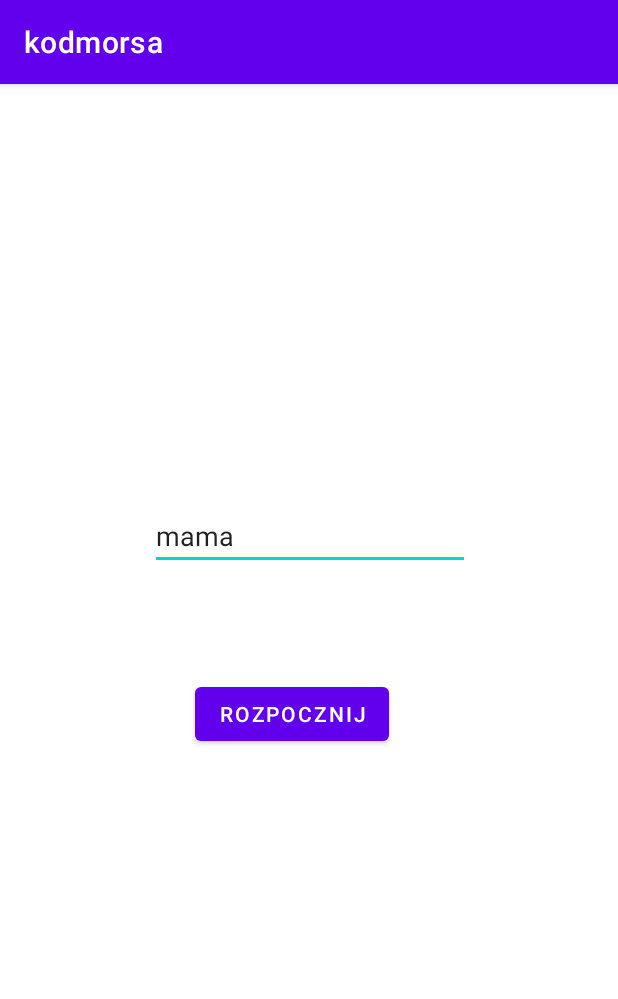
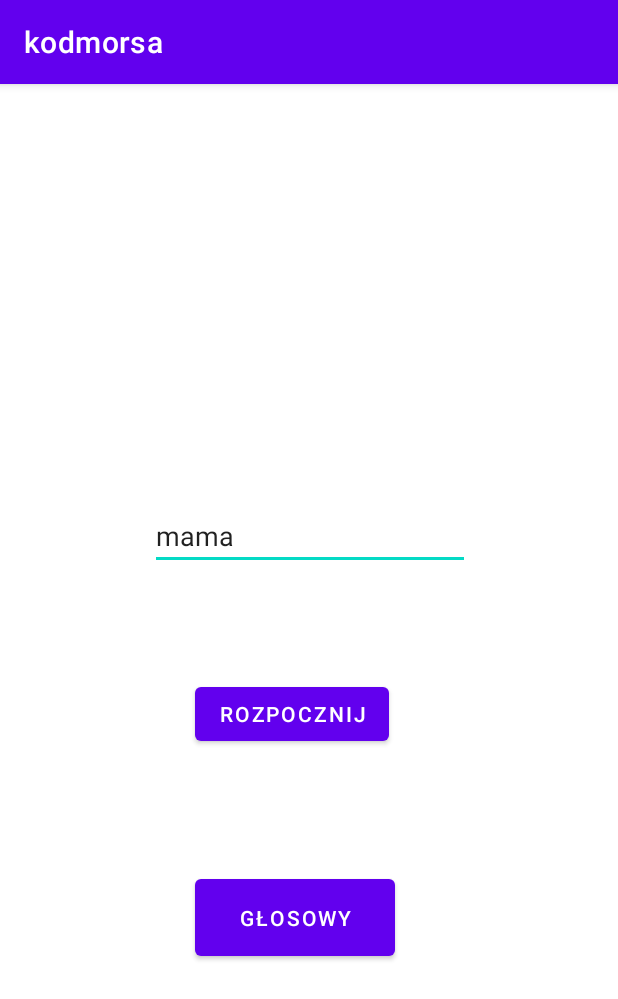
Before and after one commit to Saper9/SygnalyAkustyczne, an Android app: the screen it shows after launch (MainActivity), on a phone screen of 412 x 824 dp. Shown: the top 999 px of the screen. Run offline under Robolectric (Android 15) with nearby library versions, the phone set to English and light mode, and no system bars.

Commit message:
Added second layout with working buttons

```diff
--- a/app/src/main/AndroidManifest.xml
+++ b/app/src/main/AndroidManifest.xml
@@ -1,7 +1,7 @@
 <?xml version="1.0" encoding="utf-8"?>
 <manifest xmlns:android="http://schemas.android.com/apk/res/android"
     package="com.example.kodmorsa">
-
+    <uses-permission android:name="android.permission.RECORD_AUDIO" />
     <application
         android:allowBackup="true"
         android:icon="@mipmap/ic_launcher"
@@ -9,6 +9,7 @@
         android:roundIcon="@mipmap/ic_launcher_round"
         android:supportsRtl="true"
         android:theme="@style/Theme.Kodmorsa">
+        <activity android:name=".SoundToMorse"></activity>
         <activity android:name=".MainActivity">
             <intent-filter>
                 <action android:name="android.intent.action.MAIN" />
@@ -16,6 +17,7 @@
                 <category android:name="android.intent.category.LAUNCHER" />
             </intent-filter>
         </activity>
+
     </application>
 
 </manifest>
--- a/app/src/main/java/com/example/kodmorsa/MainActivity.java
+++ b/app/src/main/java/com/example/kodmorsa/MainActivity.java
@@ -3,6 +3,7 @@ package com.example.kodmorsa;
 import androidx.appcompat.app.AppCompatActivity;
 
 import android.content.Context;
+import android.content.Intent;
 import android.os.Bundle;
 import android.util.Log;
 import android.view.View;
@@ -23,6 +24,9 @@ public class MainActivity extends AppCompatActivity {
     static boolean isThreadWorking = false;
     EditText morseTextField;
     String pattern;
+
+
+
     String morseSheetString="abcdefghijklmnoprstuvwxyz0123456789.,?!+-/ ";
     private void PlayGeneratedPattern() {
         Log.i("Pattern: ",pattern);
@@ -34,10 +38,13 @@ public class MainActivity extends AppCompatActivity {
         MorseTest.PlayPattern(morsePat);
 
     }
+    private void stopRecording(){
+
+    }
+
     @Override
     protected void onCreate(Bundle savedInstanceState) {
         super.onCreate(savedInstanceState);
-        MainActivity.context = getApplicationContext();
         setContentView(R.layout.activity_main);
         res = getResources();
         recordButton=findViewById(R.id.recordButton);
@@ -58,9 +65,24 @@ public class MainActivity extends AppCompatActivity {
                 } else isThreadWorking = false;
             }
         });
+
+        Button soundrecognition=findViewById(R.id.voiceButton);
+
+        soundrecognition.setOnClickListener(new View.OnClickListener() {
+            @Override
+            public void onClick(View v) {
+                activitymaker();
+
+                //startActivity(new Intent(MainActivity.this,SoundToMorse.class));
+
+            }
+        });
     }
-    public static Context getAppContext() {
-        return MainActivity.context;
-    }
+public void activitymaker(){
+        Intent intent = new Intent(MainActivity.this,SoundToMorse.class);
+        intent.putExtra("test",true);
+        startActivity(intent);
 
 }
+
+}
--- a/app/src/main/res/layout/activity_main.xml
+++ b/app/src/main/res/layout/activity_main.xml
@@ -40,4 +40,21 @@
         app:layout_constraintTop_toTopOf="parent"
         app:layout_constraintVertical_bias="0.386" />
 
+    <Button
+        android:id="@+id/voiceButton"
+        android:layout_width="133dp"
+        android:layout_height="63dp"
+        android:layout_marginStart="130dp"
+        android:layout_marginLeft="130dp"
+        android:layout_marginTop="80dp"
+        android:layout_marginEnd="145dp"
+        android:layout_marginRight="145dp"
+        android:text="Głosowy"
+        app:layout_constraintBottom_toBottomOf="parent"
+        app:layout_constraintEnd_toEndOf="parent"
+        app:layout_constraintHorizontal_bias="0.0"
+        app:layout_constraintStart_toStartOf="parent"
+        app:layout_constraintTop_toBottomOf="@+id/recordButton"
+        app:layout_constraintVertical_bias="0.0" />
+
 </androidx.constraintlayout.widget.ConstraintLayout>
```
Also changed, not shown: app/src/main/java/com/example/kodmorsa/SoundToMorse.java (added, +77 -0 lines), app/src/main/res/layout/activity_sound_to_morse.xml (added, +47 -0 lines).
